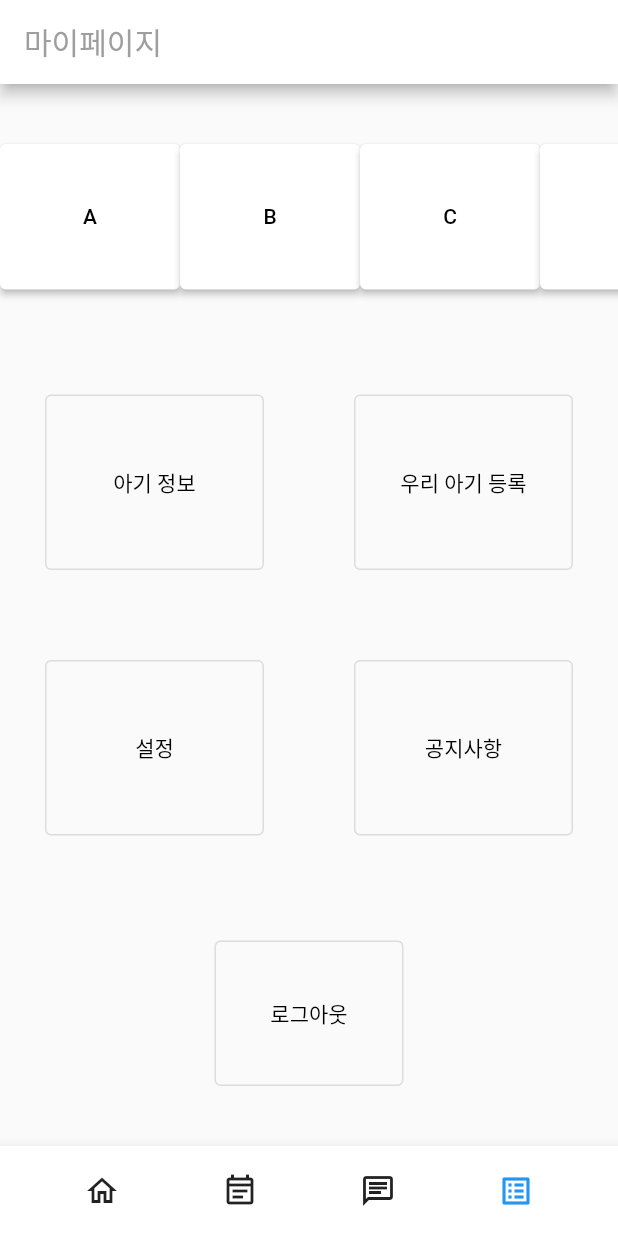
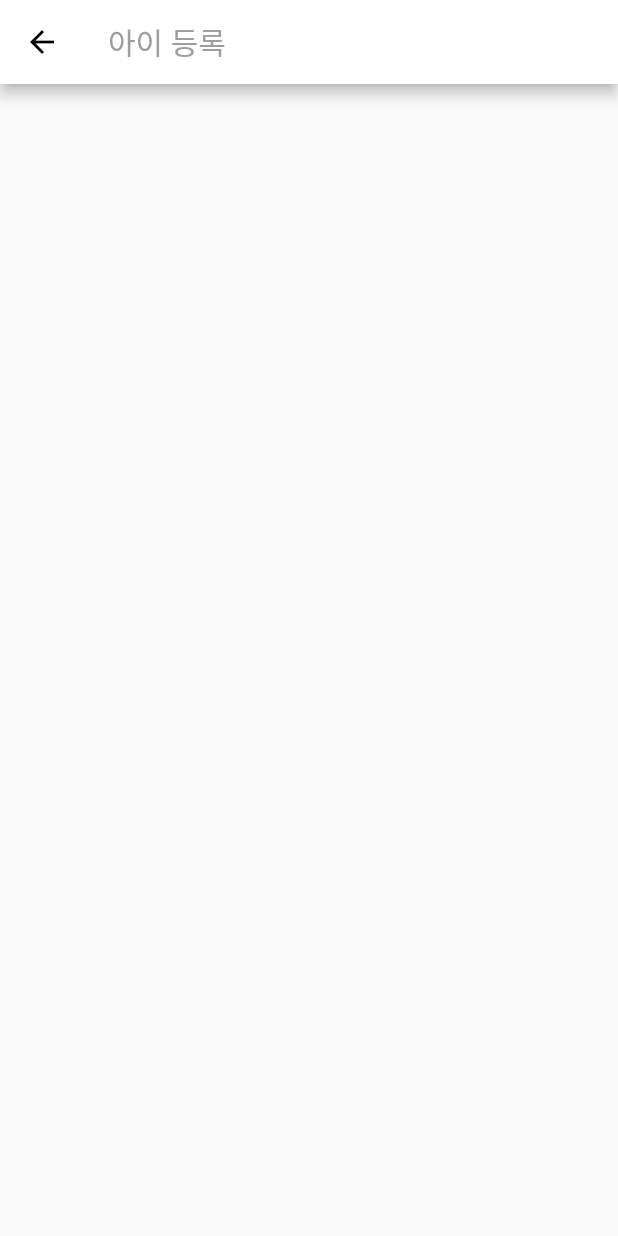
Before and after one commit to ChoiYoungHan/Mom-sCare, a Flutter app: the MyPage screen opened directly, after a tap on "우리 아기 등록", on a phone screen of 412 x 824 dp. Run offline on Flutter 3.47's test engine with Material 2 defaults, Android fonts, the phone set to English and light mode, and no system bars; our stand-ins replace image_picker, table_calendar.

Commit message:
수정/추가 baby_info - 이미지 수정 my_page - 로그아웃 기능 - 아이등록 연결 baby_add - 추가 main - 마이페이지 연결

```diff
--- /dev/null
+++ b/lib/baby_add.dart
@@ -0,0 +1,45 @@
+import 'package:care_application/my_page.dart';
+import 'package:flutter/cupertino.dart';
+import 'package:flutter/material.dart';
+import 'package:flutter/services.dart';
+
+class baby_add extends StatelessWidget {
+  const baby_add({Key? key}) : super(key: key);
+
+  @override
+  Widget build(BuildContext context) {
+    return MaterialApp(
+        debugShowCheckedModeBanner: false,
+        home: BabyAdd()
+    );
+  }
+}
+
+class BabyAdd extends StatefulWidget {
+  const BabyAdd({Key? key}) : super(key: key);
+
+  @override
+  State<BabyAdd> createState() => _BabyAddState();
+}
+
+class _BabyAddState extends State<BabyAdd> {
+
+
+  @override
+  Widget build(BuildContext context) {
+    return Scaffold(
+      appBar: AppBar(
+          automaticallyImplyLeading: false, // 뒤로가기 버튼 제거
+          backgroundColor: Colors.white, // 상단 바 배경색을 흰색으로 설정
+          title: Text('아이 등록', style: TextStyle(color: Colors.grey)), // 상단 바 글자색을 검정색으로 설정
+          leading: IconButton(onPressed: () {
+            Navigator.of(context).push(MaterialPageRoute(builder: (context) => MyPage())); // Calendar_Page로 이동
+          }, icon: Icon(Icons.arrow_back, color: Colors.black,),
+          )
+      ),
+      body: Column(
+
+      ),
+    );
+  }
+}
--- a/lib/baby_info.dart
+++ b/lib/baby_info.dart
@@ -114,7 +114,7 @@ class _BabyInfoState extends State<BabyInfo> {
                                   Expanded( // 상자 위젯
                                     child: Padding(
                                       padding: EdgeInsets.all(5), // 모든 여백 5 부여
-                                      child: Image.asset(('baby.png')) // 버튼 왼쪽 이미지
+                                      child: Image.asset(('baby_babyInfo.png')) // 버튼 왼쪽 이미지
                                     )
                                    ,flex: 1,), // 영역비율 1 부여
                                   Expanded(
@@ -150,7 +150,7 @@ class _BabyInfoState extends State<BabyInfo> {
                                   Expanded( // 상자 위젯
                                     child: Padding(
                                         padding: EdgeInsets.all(5), // 모든 여백 5 부여
-                                        child: Image.asset(('baby.png')) // 버튼 왼쪽 이미지
+                                        child: Image.asset(('due_babyInfo.png')) // 버튼 왼쪽 이미지
                                     )
                                     ,flex: 1,), // 영역비율 1 부여
                                   Expanded(
@@ -186,7 +186,7 @@ class _BabyInfoState extends State<BabyInfo> {
                                   Expanded( // 상자 위젯
                                     child: Padding(
                                         padding: EdgeInsets.all(5), // 모든 여백 5 부여
-                                        child: Image.asset(('baby.png')) // 버튼 왼쪽 이미지
+                                        child: Image.asset(('mother_babyInfo.png')) // 버튼 왼쪽 이미지
                                     )
                                     ,flex: 1,), // 영역비율 1 부여
                                   Expanded(
@@ -222,7 +222,7 @@ class _BabyInfoState extends State<BabyInfo> {
                                   Expanded( // 상자 위젯
                                     child: Padding(
                                         padding: EdgeInsets.all(5), // 모든 여백 5 부여
-                                        child: Image.asset(('baby.png')) // 버튼 왼쪽 이미지
+                                        child: Image.asset(('father_babyInfo.png')) // 버튼 왼쪽 이미지
                                     )
                                     ,flex: 1,), // 영역비율 1 부여
                                   Expanded(
--- a/lib/main.dart
+++ b/lib/main.dart
@@ -2,6 +2,7 @@ import 'dart:math';
 
 import 'package:care_application/home_page.dart';
 import 'package:care_application/input_diary.dart';
+import 'package:care_application/my_page.dart';
 import 'package:care_application/timeline.dart';
 import 'package:flutter/material.dart';
 import 'package:table_calendar/table_calendar.dart';
@@ -214,7 +215,7 @@ class _Calendar_PageState extends State<Calendar_Page> {
                       ),
                       IconButton( // 아이콘 버튼 위젯
                           onPressed: (){ // 버튼 클릭 시 동작할 코드 작성
-
+                            Navigator.of(context).push(MaterialPageRoute(builder: (context) => MyPage()));
                           },
                           icon: Icon(Icons.list_alt_outlined) // 리스트 아이콘
                       )
```
Also changed, not shown: lib/my_page.dart (+24 -2 lines), assets/due_babyInfo.png (added).
